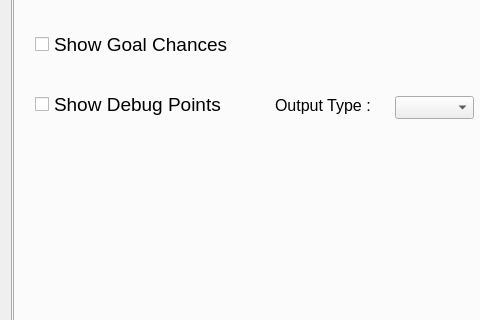
Before: the Qt Designer form src/ui/mainwindow.ui in kn2cssl/kn2cPrograms, drawn with Qt 5; both pictures show x 0 to 480 and y 254 to 574 of the 799 by 692 pixel window.
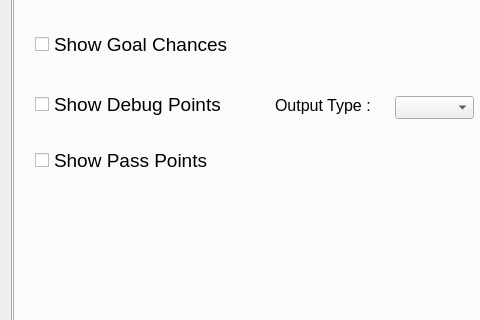
After: the same form once the commit is applied. The open tabs and pages were chosen to show the change. Icons and pictures are not drawn.

The edit to the form file:
```diff
--- a/src/ui/mainwindow.ui
+++ b/src/ui/mainwindow.ui
@@ -247,6 +247,24 @@
            </rect>
           </property>
          </widget>
+         <widget class="QCheckBox" name="showPass">
+          <property name="geometry">
+           <rect>
+            <x>20</x>
+            <y>336</y>
+            <width>211</width>
+            <height>31</height>
+           </rect>
+          </property>
+          <property name="font">
+           <font>
+            <pointsize>14</pointsize>
+           </font>
+          </property>
+          <property name="text">
+           <string>Show Pass Points</string>
+          </property>
+         </widget>
         </widget>
         <widget class="QWidget" name="tab_4">
          <attribute name="title">
```
